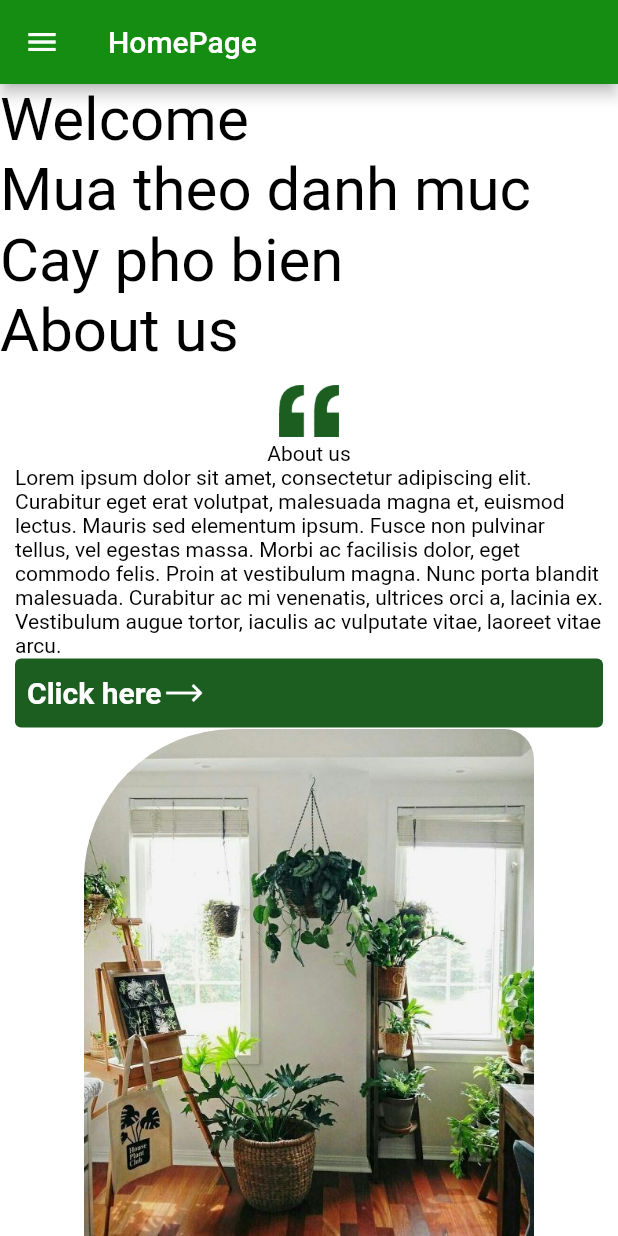
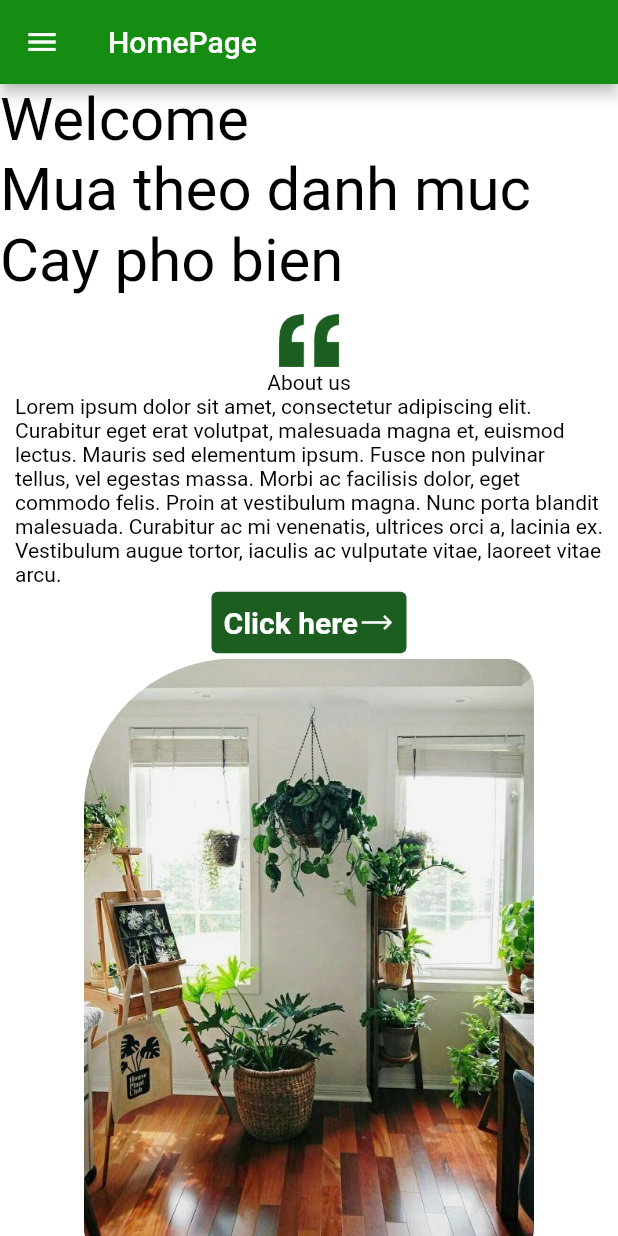
Before and after one commit to ngocdu171/Plants-Shop-App, a Flutter app: the screen it shows after launch, on a phone screen of 412 x 824 dp. Run offline on Flutter 3.47's test engine with Material 2 defaults, Android fonts, the phone set to English and light mode, and no system bars; our stand-ins replace google_fonts.

Commit message:
css about us section

```diff
--- a/plantshopapps/lib/screens/homepage.dart
+++ b/plantshopapps/lib/screens/homepage.dart
@@ -19,7 +19,6 @@ class HomePage extends StatelessWidget {
           Text('Welcome', style: TextStyle(fontSize: 40),),
           Text('Mua theo danh muc', style: TextStyle(fontSize: 40),),
           Text('Cay pho bien', style: TextStyle(fontSize: 40),),
-          Text('About us', style: TextStyle(fontSize: 40),),
           AboutUs(),
           Footer(),
         ],
--- a/plantshopapps/lib/widgets/aboutus.dart
+++ b/plantshopapps/lib/widgets/aboutus.dart
@@ -6,6 +6,7 @@ class AboutUs extends StatelessWidget {
   @override
   Widget build(BuildContext context) {
     return Container(
+      margin: const EdgeInsets.only(bottom: 10),
       padding: const EdgeInsets.all(10),
       child: Column(
         children: [
@@ -17,17 +18,11 @@ class AboutUs extends StatelessWidget {
           const Text('About us'),
           const Text(
               'Lorem ipsum dolor sit amet, consectetur adipiscing elit. Curabitur eget erat volutpat, malesuada magna et, euismod lectus. Mauris sed elementum ipsum. Fusce non pulvinar tellus, vel egestas massa. Morbi ac facilisis dolor, eget commodo felis. Proin at vestibulum magna. Nunc porta blandit malesuada. Curabitur ac mi venenatis, ultrices orci a, lacinia ex. Vestibulum augue tortor, iaculis ac vulputate vitae, laoreet vitae arcu.'),
-          TextButton(
-              style: ButtonStyle(
-                  // foregroundColor: MaterialStateProperty.all(Colors.white),
-                  backgroundColor:
-                      MaterialStateProperty.all(Colors.green.shade900)
-                  // backgroundColor: MaterialStateProperty.resolveWith<Color?>((Set<MaterialState> states) {
-                  //   if (states.contains(MaterialState.disabled)) {
-                  //     return Colors.red;
-                  //   }
-                  //   return null;
-                  // })
+          SizedBox(
+            width: 130,
+            child: TextButton(
+                style: TextButton.styleFrom(
+                  backgroundColor: Colors.green.shade900,
                 ),
                 onPressed: () {},
                 child: Row(
@@ -38,17 +33,15 @@ class AboutUs extends StatelessWidget {
                         fontWeight: FontWeight.bold,
                         fontSize: 20,
                         color: Color.fromARGB(255, 255, 255, 255),
-                      // padding: EdgeInsets.only(right: 0)
                       ),
                     ),
                     Image.asset(
                       "assets/icons/icons8-arrow-64.png",
-                    width: 30,
+                      width: 25,
                       color: Colors.white,
                     )
                   ],
-              )
-              // child: const Text('Click here',)
+                )),
           ),
           ClipRRect(
             borderRadius: const BorderRadius.only(
```
Lines whose indentation alone changed are shown as unchanged.
